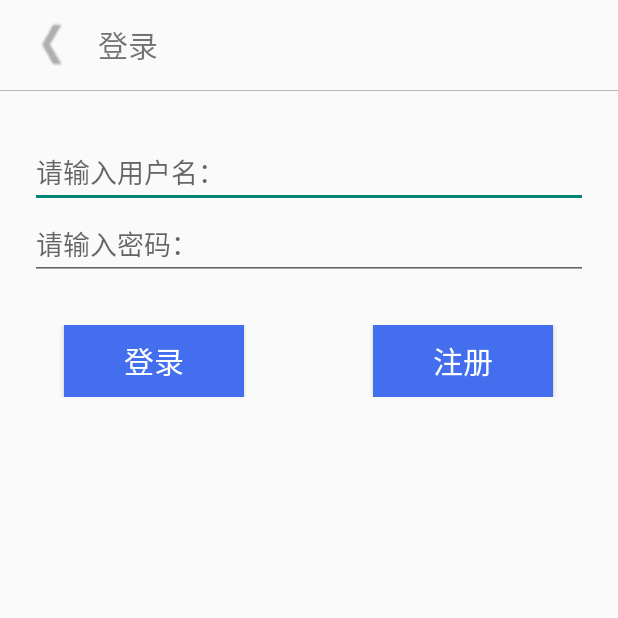
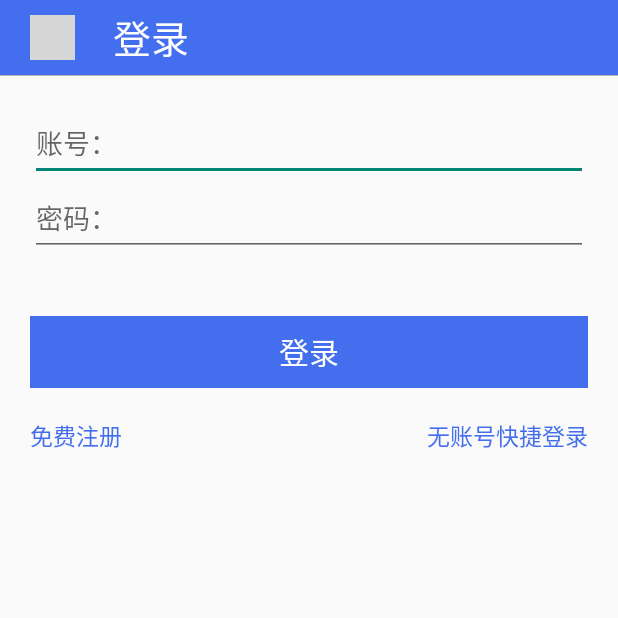
Before and after one commit to junerver/TestO2OApp, an Android app: the LoginActivity screen opened directly, with no data from a screen before it, on a phone screen of 412 x 824 dp, the top half of it. Run offline under Robolectric (Android 15) with nearby library versions, the phone set to English and light mode, and no system bars; grey boxes are pictures that could not be loaded.

```diff
--- a/app/src/main/java/com/junerver/testo2oapp/activity/LoginActivity.java
+++ b/app/src/main/java/com/junerver/testo2oapp/activity/LoginActivity.java
@@ -28,7 +28,7 @@ public class LoginActivity extends BaseActivity {
         et_user = (EditText) findViewById(R.id.et_username);
         et_pass = (EditText) findViewById(R.id.et_password);
         btn_login = (Button) findViewById(R.id.btn_login);
-        btn_register = (Button) findViewById(R.id.btn_register);
+//        btn_register = (Button) findViewById(R.id.btn_register);
 
         btn_login.setOnClickListener(new View.OnClickListener() {
             @Override
--- a/app/src/main/res/layout/activity_login.xml
+++ b/app/src/main/res/layout/activity_login.xml
@@ -7,7 +7,8 @@
     <!--banner-->
     <LinearLayout
         android:layout_width="match_parent"
-        android:layout_height="60dp"
+        android:layout_height="50dp"
+        android:background="@color/greyblue"
         android:layout_alignParentTop="true"
         android:layout_centerHorizontal="true"
         android:orientation="horizontal"
@@ -19,15 +20,16 @@
 
             android:layout_gravity="center_vertical"
             android:layout_marginLeft="20dp"
-            android:background="@drawable/abs__ic_ab_back_holo_light" />
+            android:background="@drawable/ic_home_as_up_indicator" />
         <TextView
             android:layout_width="wrap_content"
             android:layout_height="wrap_content"
             android:layout_gravity="center"
-            android:layout_marginLeft="15dp"
+            android:layout_marginLeft="25dp"
             android:gravity="left"
             android:text="登录"
-            android:textSize="20dp" />
+            android:textColor="@color/white"
+            android:textSize="25dp" />
 
     </LinearLayout>
     <ImageView
@@ -37,67 +39,90 @@
     <!--登陆框-->
    <LinearLayout
        android:layout_width="match_parent"
-       android:layout_height="wrap_content"
-       android:layout_marginTop="30dp"
+       android:layout_height="100dp"
+       android:layout_margin="20dp"
        android:orientation="vertical">
        <EditText
            android:id="@+id/et_username"
            android:layout_width="match_parent"
-           android:layout_height="wrap_content"
+           android:layout_height="match_parent"
            android:layout_centerHorizontal="true"
-            android:layout_marginLeft="20dp"
-           android:layout_marginRight="20dp"
-           android:hint="请输入用户名：" />
+           android:layout_weight="1"
+           android:hint="账号：" />
 
        <EditText
            android:id="@+id/et_password"
            android:layout_width="match_parent"
-           android:layout_height="wrap_content"
+           android:layout_height="match_parent"
            android:layout_centerVertical="true"
-           android:layout_marginLeft="20dp"
-           android:layout_marginRight="20dp"
-           android:hint="请输入密码："
+           android:layout_weight="1"
+           android:hint="密码："
            android:inputType="textPassword" />
    </LinearLayout>
 
     <LinearLayout
         android:layout_width="fill_parent"
         android:layout_height="wrap_content"
-        android:layout_marginTop="30dp"
         android:orientation="horizontal"
         >
         <LinearLayout
             android:id="@+id/linearlayout_login"
-            android:layout_width="wrap_content"
+            android:layout_width="match_parent"
             android:layout_height="wrap_content"
             android:layout_weight="1"
+            android:layout_margin="20dp"
             android:gravity="center_horizontal"
             android:orientation="vertical" >
         <Button
             android:id="@+id/btn_login"
-            android:layout_width="120dp"
+            android:layout_width="match_parent"
             android:layout_height="wrap_content"
             android:background="@color/greyblue"
             android:text="登录"
             android:textColor="@color/white"
             android:textSize="20dp" />
         </LinearLayout>
-        <LinearLayout
-            android:id="@+id/linearlayout_register"
+        <!--<LinearLayout-->
+            <!--android:id="@+id/linearlayout_register"-->
+            <!--android:layout_width="wrap_content"-->
+            <!--android:layout_height="wrap_content"-->
+            <!--android:layout_weight="1"-->
+            <!--android:gravity="center_horizontal"-->
+            <!--android:orientation="vertical" >-->
+        <!--<Button-->
+            <!--android:id="@+id/btn_register"-->
+            <!--android:layout_width="120dp"-->
+            <!--android:layout_height="wrap_content"-->
+            <!--android:background="@color/greyblue"-->
+            <!--android:text="注册"-->
+            <!--android:textColor="@color/white"-->
+            <!--android:textSize="20dp" />-->
+            <!--</LinearLayout>-->
+    </LinearLayout>
+
+    <LinearLayout
+        android:layout_width="match_parent"
+        android:layout_height="30dp"
+        android:orientation="horizontal"
+        android:layout_marginLeft="20dp"
+        android:layout_marginRight="20dp">
+        <TextView
+            android:id="@+id/text_register"
             android:layout_width="wrap_content"
             android:layout_height="wrap_content"
             android:layout_weight="1"
-            android:gravity="center_horizontal"
-            android:orientation="vertical" >
-        <Button
-            android:id="@+id/btn_register"
-            android:layout_width="120dp"
+            android:text="免费注册"
+            android:textColor="@color/greyblue"
+            android:textSize="15sp"/>
+        <TextView
+            android:id="@+id/text_quicklogin"
+            android:layout_width="wrap_content"
             android:layout_height="wrap_content"
-            android:background="@color/greyblue"
-            android:text="注册"
-            android:textColor="@color/white"
-            android:textSize="20dp" />
-            </LinearLayout>
+            android:layout_weight="1"
+            android:gravity="right"
+            android:text="无账号快捷登录"
+            android:textColor="@color/greyblue"
+            android:textSize="15sp"/>
     </LinearLayout>
 
 
--- a/app/src/main/res/values/styles.xml
+++ b/app/src/main/res/values/styles.xml
@@ -5,4 +5,10 @@
         <!-- Customize your theme here. -->
     </style>
 
+    <style name="rankRatingBar" parent="@android:style/Widget.RatingBar">
+        <item name="android:progressDrawable">@drawable/rank_rating_bar</item>
+        <item name="android:minHeight">15dp</item>
+        <item name="android:maxHeight">15dp</item>
+    </style>
+
 </resources>
```
Also changed, not shown: app/src/main/java/com/junerver/testo2oapp/common/SlidingTabLayout.java (added, +314 -0 lines), app/src/main/java/com/junerver/testo2oapp/common/SlidingTabStrip.java (added, +208 -0 lines), app/src/main/res/drawable/rank_rating_bar.xml (added, +10 -0 lines), app/src/main/res/layout/activity_business_show.xml (+12 -0 lines), app/src/main/res/layout/activity_indent.xml (+42 -8 lines).
